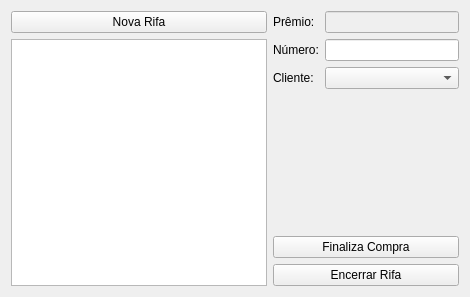
Above: ui/venda.ui from WallacX/Sist.-Gerenciamento-de-rifas before the change. Below: the same form after it.
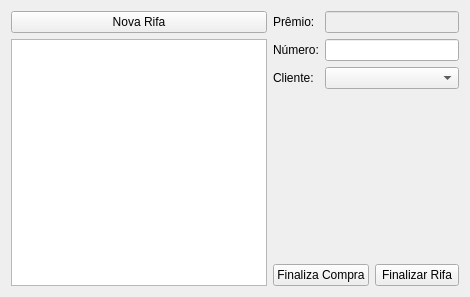
That is the form after the change.

Diff of the .ui file:
```diff
--- a/ui/venda.ui
+++ b/ui/venda.ui
@@ -13,7 +13,7 @@
   <property name="windowTitle">
    <string>Form</string>
   </property>
-  <layout class="QHBoxLayout" name="horizontalLayout">
+  <layout class="QHBoxLayout" name="horizontalLayout_2">
    <item>
     <layout class="QVBoxLayout" name="verticalLayout_3">
      <item>
@@ -29,6 +29,8 @@
     </layout>
    </item>
    <item>
+    <layout class="QVBoxLayout" name="verticalLayout_2">
+     <item>
     <layout class="QVBoxLayout" name="layout_principal">
      <item>
       <layout class="QFormLayout" name="formLayout">
@@ -75,10 +77,12 @@
        </item>
       </layout>
      </item>
+      </layout>
+     </item>
      <item>
-      <layout class="QVBoxLayout" name="verticalLayout">
+      <layout class="QHBoxLayout" name="horizontalLayout">
        <item>
-        <widget class="QPushButton" name="add_cliente">
+        <widget class="QPushButton" name="compra_btn">
          <property name="text">
           <string>Finaliza Compra</string>
          </property>
@@ -87,7 +91,7 @@
        <item>
         <widget class="QPushButton" name="finaliza_btn">
          <property name="text">
-          <string>Encerrar Rifa</string>
+          <string>Finalizar Rifa</string>
          </property>
         </widget>
        </item>
```
Lines whose indentation alone changed are shown as unchanged.
